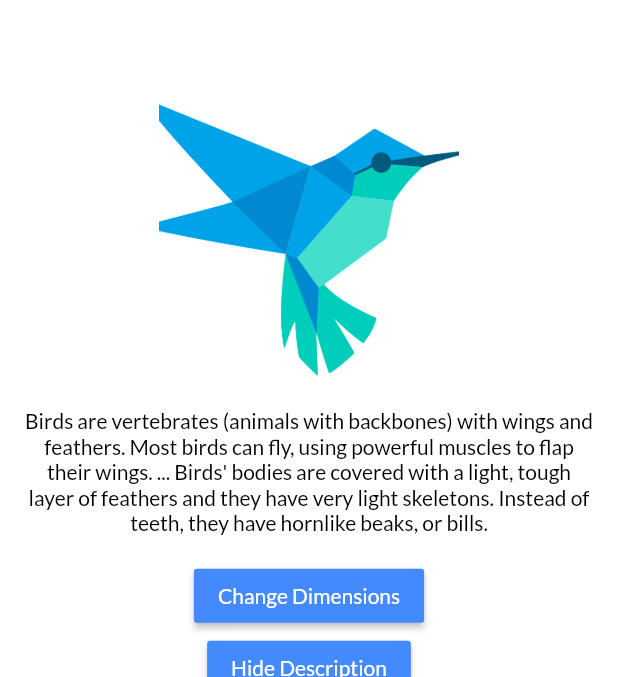
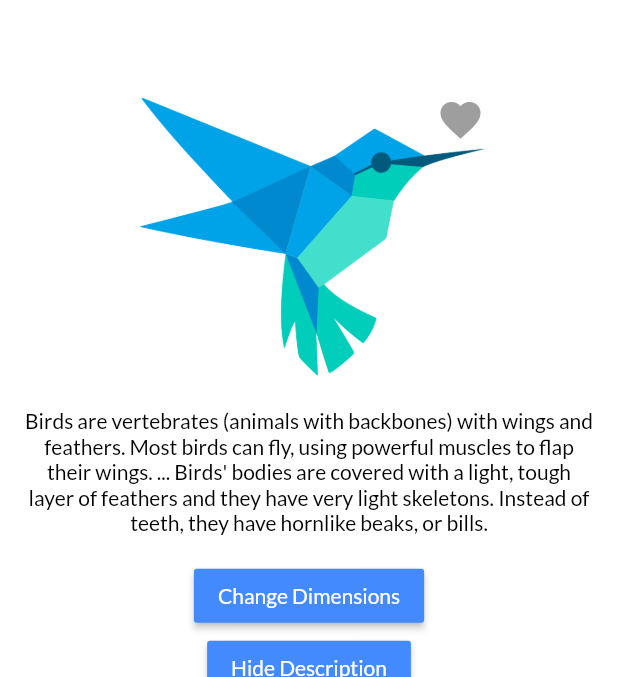
Before and after one commit to zawhtetnaing10/PADC-Animations, a Flutter app: the screen it shows after launch, on a phone screen of 412 x 824 dp, the part 140-817 px from its top. Run offline on Flutter 3.47's test engine with Material 2 defaults, Android fonts, the phone set to English and light mode, and no system bars; our stand-ins replace google_fonts.

Commit message:
Explicit Animations Added

```diff
--- /dev/null
+++ b/padc_animations/lib/implicit_animations/explicit_animation_favourite_button.dart
@@ -0,0 +1,67 @@
+import 'package:flutter/material.dart';
+import 'package:padc_animations/utils/dimens.dart';
+
+const kAnimationDurationForFavourite = Duration(milliseconds: 1000);
+
+class ExplicitAnimationFavouriteIconButton extends StatefulWidget {
+  const ExplicitAnimationFavouriteIconButton({Key? key}) : super(key: key);
+
+  @override
+  _ExplicitAnimationFavouriteIconButtonState createState() =>
+      _ExplicitAnimationFavouriteIconButtonState();
+}
+
+class _ExplicitAnimationFavouriteIconButtonState
+    extends State<ExplicitAnimationFavouriteIconButton>
+    with TickerProviderStateMixin {
+  /// State
+  bool isAnimationComplete = false;
+
+  late AnimationController _controller;
+  late Animation<Color?> _colorAnimation;
+  late Animation<double> _sizeAnimation;
+
+  @override
+  void initState() {
+    super.initState();
+    _controller = AnimationController(
+      duration: kAnimationDurationForFavourite,
+      vsync: this,
+    );
+
+    _colorAnimation = ColorTween(begin: Colors.grey[500], end: Colors.red)
+        .animate(_controller.view);
+
+    _sizeAnimation = Tween<double>(begin: kMarginXLarge, end: kMarginXXLarge)
+        .animate(_controller.view);
+
+    _controller.addStatusListener((status) {
+      isAnimationComplete = (status == AnimationStatus.completed);
+    });
+  }
+
+  @override
+  Widget build(BuildContext context) {
+    return AnimatedBuilder(
+      animation: _controller.view,
+      builder: (context, _) => IconButton(
+        iconSize: kMarginXLarge,
+        onPressed: () {
+          (isAnimationComplete) ? _controller.reverse() : _controller.forward();
+        },
+        icon: Icon(
+          Icons.favorite,
+          size: _sizeAnimation.value,
+          color: _colorAnimation.value,
+        ),
+      ),
+    );
+  }
+
+  @override
+  void dispose() {
+    // TODO: implement dispose
+    _controller.dispose();
+    super.dispose();
+  }
+}
--- a/padc_animations/lib/implicit_animations/implicit_animations.dart
+++ b/padc_animations/lib/implicit_animations/implicit_animations.dart
@@ -1,4 +1,5 @@
 import 'package:flutter/material.dart';
+import 'package:padc_animations/implicit_animations/explicit_animation_favourite_button.dart';
 import 'package:padc_animations/utils/dimens.dart';
 
 const kAnimationDuration = const Duration(milliseconds: 500);
@@ -30,8 +31,10 @@ class _ImplicitAnimationsState extends State<ImplicitAnimations> {
                 child: Column(
                   mainAxisSize: MainAxisSize.min,
                   children: [
+                    Stack(
+                      children: [
                         AnimatedContainer(
-                      width: (isNewDimensions) ? 300 : 200,
+                          width: (isNewDimensions) ? 350 : 250,
                           height: (isNewDimensions) ? 300 : 200,
                           duration: kAnimationDuration,
                           curve: Curves.easeInCubic,
@@ -39,6 +42,13 @@ class _ImplicitAnimationsState extends State<ImplicitAnimations> {
                             "assets/bird_image.png",
                             fit: BoxFit.cover,
                           ),
+                        ),
+                        Positioned(
+                          top: 0,
+                          right: 0,
+                          child: ExplicitAnimationFavouriteIconButton(),
+                        )
+                      ],
                     ),
                     AnimatedSize(
                       duration: kAnimationDuration,
--- a/padc_animations/lib/utils/dimens.dart
+++ b/padc_animations/lib/utils/dimens.dart
@@ -1,4 +1,5 @@
 const kMarginMedium2 = 16.0;
+const kMarginXLarge = 32.0;
 const kMarginXXLarge = 48.0;
 const kMargin64 = 64.0;
 
```
Lines whose indentation alone changed are shown as unchanged.
